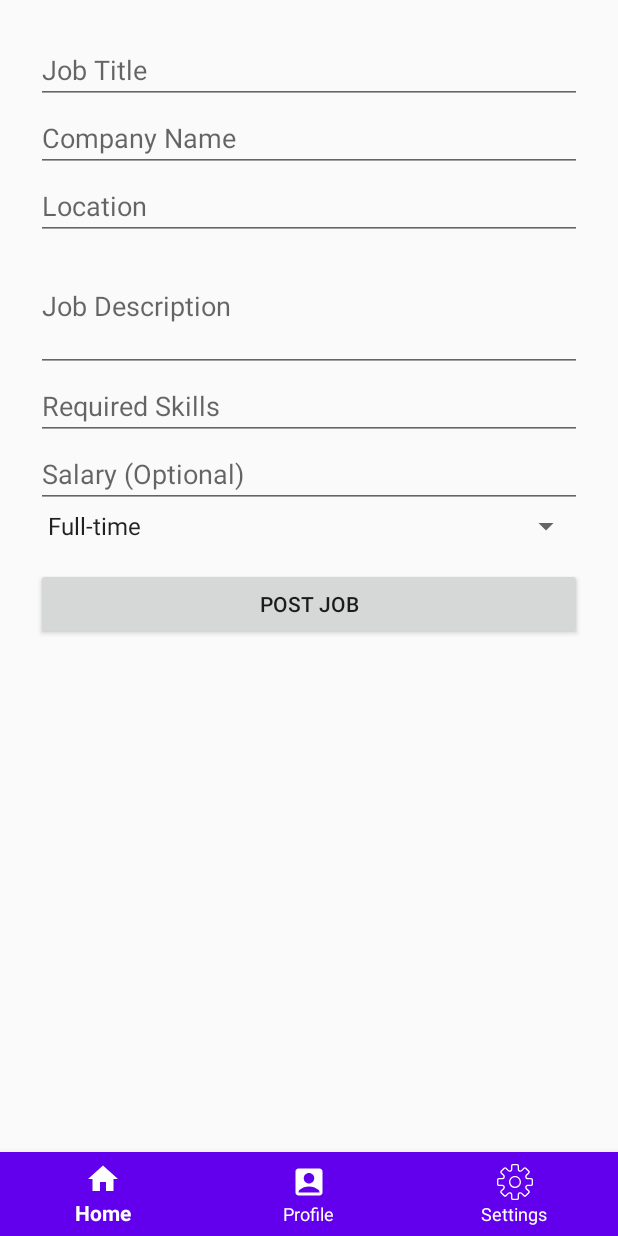
After one commit to Mohamad-Dib/AndroidProject, an Android app built with Jetpack Compose: the fragment JobPostingFragment placed in its activity, on a phone screen of 412 x 824 dp. The commit adds this screen. Run offline under Robolectric (Android 15) with nearby library versions, the phone set to English and light mode, and no system bars; our stand-ins replace Firebase (no records; nobody signed in at launch, a user with empty details on screens opened directly); libraries missing offline, so code that uses them is left out: com.cloudinary.android.

Commit message:
JobPosting

```diff
--- a/app/build.gradle.kts
+++ b/app/build.gradle.kts
@@ -6,7 +6,7 @@ plugins {
 
 android {
     namespace = "com.example.jobportal"
-    compileSdk = 34
+    compileSdk = 35
 
     defaultConfig {
         applicationId = "com.example.jobportal"
@@ -55,6 +55,7 @@ dependencies {
     implementation ("androidx.appcompat:appcompat:1.6.1")
     implementation ("com.github.bumptech.glide:glide:4.15.1")
     implementation(libs.firebase.storage.ktx)
+    implementation(libs.androidx.media3.common.ktx)
     annotationProcessor ("com.github.bumptech.glide:compiler:4.15.1")
     implementation(libs.androidx.core.ktx)
     implementation(libs.androidx.lifecycle.runtime.ktx)
--- a/app/src/main/AndroidManifest.xml
+++ b/app/src/main/AndroidManifest.xml
@@ -18,11 +18,13 @@
         android:theme="@style/Theme.JobPortal"
         tools:targetApi="31">
         <activity
+            android:name=".JobPosting"
+            android:exported="false" />
+        <activity
             android:name=".MainActivity"
             android:exported="false"
             android:label="@string/app_name"
             android:theme="@style/Theme.JobPortal" />
-
         <activity
             android:name=".Login"
             android:exported="true"
--- /dev/null
+++ b/app/src/main/java/com/example/jobportal/JobPostingFragment.kt
@@ -0,0 +1,75 @@
+package com.example.jobportal
+
+import android.os.Bundle
+import androidx.fragment.app.Fragment
+import android.view.LayoutInflater
+import android.view.View
+import android.view.ViewGroup
+import android.widget.Button
+import android.widget.EditText
+import android.widget.Spinner
+import android.widget.Toast
+import com.google.firebase.auth.FirebaseAuth
+import com.google.firebase.firestore.FirebaseFirestore
+
+class JobPostingFragment : Fragment() {
+
+    private lateinit var auth: FirebaseAuth
+    private lateinit var jobDatabase: FirebaseFirestore
+
+    override fun onCreateView(
+        inflater: LayoutInflater, container: ViewGroup?,
+        savedInstanceState: Bundle?
+    ): View? {
+        val view = inflater.inflate(R.layout.fragment_job_posting, container, false)
+
+        auth = FirebaseAuth.getInstance()
+        jobDatabase = FirebaseFirestore.getInstance()
+
+        // UI references
+        val jobTitleEditText = view.findViewById<EditText>(R.id.jobTitleEditText)
+        val companyEditText = view.findViewById<EditText>(R.id.companyEditText)
+        val locationEditText = view.findViewById<EditText>(R.id.locationEditText)
+        val jobDescriptionEditText = view.findViewById<EditText>(R.id.jobDescriptionEditText)
+        val requiredSkillsEditText = view.findViewById<EditText>(R.id.requiredSkillsEditText)
+        val salaryEditText = view.findViewById<EditText>(R.id.salaryEditText)
+        val jobTypeSpinner = view.findViewById<Spinner>(R.id.jobTypeSpinner)
+        val saveJobButton = view.findViewById<Button>(R.id.saveJobButton)
+
+        saveJobButton.setOnClickListener {
+            val jobTitle = jobTitleEditText.text.toString()
+            val companyName = companyEditText.text.toString()
+            val location = locationEditText.text.toString()
+            val jobDescription = jobDescriptionEditText.text.toString()
+            val requiredSkills = requiredSkillsEditText.text.toString()
+            val salary = salaryEditText.text.toString()
+            val jobType = jobTypeSpinner.selectedItem.toString()
+
+            if (jobTitle.isNotEmpty() && companyName.isNotEmpty() && location.isNotEmpty()) {
+                val jobMap = hashMapOf(
+                    "jobTitle" to jobTitle,
+                    "companyName" to companyName,
+                    "location" to location,
+                    "jobDescription" to jobDescription,
+                    "requiredSkills" to requiredSkills,
+                    "salary" to salary,
+                    "jobType" to jobType,
+                    "postedBy" to auth.currentUser?.uid,
+                    "postedDate" to System.currentTimeMillis()
+                )
+
+                jobDatabase.collection("JobPosting").add(jobMap)
+                    .addOnSuccessListener {
+                        Toast.makeText(requireContext(), "Job posted successfully!", Toast.LENGTH_SHORT).show()
+                    }
+                    .addOnFailureListener { e ->
+                        Toast.makeText(requireContext(), "Error: ${e.message}", Toast.LENGTH_SHORT).show()
+                    }
+            } else {
+                Toast.makeText(requireContext(), "Please fill all required fields.", Toast.LENGTH_SHORT).show()
+            }
+        }
+
+        return view
+    }
+}
--- a/app/src/main/java/com/example/jobportal/MainActivity.kt
+++ b/app/src/main/java/com/example/jobportal/MainActivity.kt
@@ -28,7 +28,7 @@ class MainActivity : AppCompatActivity() {
         // Observe profile completeness
         sharedViewModel.isProfileComplete.observe(this) { isComplete ->
             if (isComplete == true) {
-                switchFragment(HomeFragment()) // Switch to HomeFragment when profile is complete
+                switchFragment(JobPostingFragment()) // Switch to HomeFragment when profile is complete
             } else {
                 switchFragment(ProfileFragment()) // Lock user in ProfileFragment otherwise
             }
@@ -46,7 +46,7 @@ class MainActivity : AppCompatActivity() {
                 }
                 R.id.nav_home -> {
                     if (sharedViewModel.isProfileComplete.value == true) {
-                        switchFragment(HomeFragment())
+                        switchFragment(JobPostingFragment())
                     } else {
                         showToast("Please complete your profile first.")
                     }
--- a/app/src/main/java/com/example/jobportal/ProfileFragment.kt
+++ b/app/src/main/java/com/example/jobportal/ProfileFragment.kt
@@ -17,6 +17,7 @@ import com.cloudinary.android.callback.ErrorInfo
 import com.cloudinary.android.callback.UploadCallback
 import com.google.firebase.auth.FirebaseAuth
 import com.google.firebase.firestore.FirebaseFirestore
+import com.google.firebase.firestore.SetOptions
 import com.google.firebase.storage.FirebaseStorage
 import java.util.*
 
@@ -188,7 +189,7 @@ class ProfileFragment : Fragment() {
                 "address" to address
             )
             auth.currentUser?.uid?.let { userId ->
-                userDatabase.collection("users").document(userId).update(userMap)
+                userDatabase.collection("users").document(userId).set(userMap, SetOptions.merge())
                     .addOnSuccessListener {
                         sharedViewModel.isProfileComplete.value = true
                         Toast.makeText(requireContext(), "Profile updated successfully!", Toast.LENGTH_SHORT).show()
--- /dev/null
+++ b/app/src/main/res/drawable/ic_add.xml
@@ -0,0 +1,5 @@
+<vector xmlns:android="http://schemas.android.com/apk/res/android" android:height="24dp" android:tint="#000000" android:viewportHeight="24" android:viewportWidth="24" android:width="24dp">
+
+    <path android:fillColor="@android:color/white" android:pathData="M19,13h-6v6h-2v-6H5v-2h6V5h2v6h6v2z"/>
+
+</vector>
--- /dev/null
+++ b/app/src/main/res/layout/fragment_job_posting.xml
@@ -0,0 +1,81 @@
+<?xml version="1.0" encoding="utf-8"?>
+<ScrollView xmlns:android="http://schemas.android.com/apk/res/android"
+    xmlns:tools="http://schemas.android.com/tools"
+    android:layout_width="match_parent"
+    android:layout_height="match_parent"
+    android:padding="16dp">
+
+    <LinearLayout
+        android:layout_width="match_parent"
+        android:layout_height="wrap_content"
+        android:orientation="vertical"
+        android:padding="8dp">
+
+        <!-- Job Title -->
+        <EditText
+            android:id="@+id/jobTitleEditText"
+            android:layout_width="match_parent"
+            android:layout_height="wrap_content"
+            android:hint="Job Title"
+            android:inputType="text" />
+
+        <!-- Company Name -->
+        <EditText
+            android:id="@+id/companyEditText"
+            android:layout_width="match_parent"
+            android:layout_height="wrap_content"
+            android:hint="Company Name"
+            android:inputType="text" />
+
+        <!-- Location -->
+        <EditText
+            android:id="@+id/locationEditText"
+            android:layout_width="match_parent"
+            android:layout_height="wrap_content"
+            android:hint="Location"
+            android:inputType="text" />
+
+        <!-- Job Description -->
+        <EditText
+            android:id="@+id/jobDescriptionEditText"
+            android:layout_width="match_parent"
+            android:layout_height="wrap_content"
+            android:hint="Job Description"
+            android:inputType="textMultiLine"
+            android:minLines="3" />
+
+        <!-- Required Skills -->
+        <EditText
+            android:id="@+id/requiredSkillsEditText"
+            android:layout_width="match_parent"
+            android:layout_height="wrap_content"
+            android:hint="Required Skills"
+            android:inputType="text" />
+
+        <!-- Salary -->
+        <EditText
+            android:id="@+id/salaryEditText"
+            android:layout_width="match_parent"
+            android:layout_height="wrap_content"
+            android:hint="Salary (Optional)"
+            android:inputType="numberDecimal" />
+
+        <!-- Job Type Spinner -->
+        <Spinner
+            android:id="@+id/jobTypeSpinner"
+            android:layout_width="match_parent"
+            android:layout_height="wrap_content"
+            android:entries="@array/job_types"
+            android:prompt="@string/select_job_type" />
+
+
+        <!-- Save Button -->
+        <Button
+            android:id="@+id/saveJobButton"
+            android:layout_width="match_parent"
+            android:layout_height="wrap_content"
+            android:text="Post Job"
+            android:layout_marginTop="16dp" />
+
+    </LinearLayout>
+</ScrollView>
--- a/app/src/main/res/values/strings.xml
+++ b/app/src/main/res/values/strings.xml
@@ -1,5 +1,16 @@
 <resources>
     <string name="app_name">JobPortal</string>
-<!-- TODO: Remove or change this placeholder text -->
+    <!-- Placeholder text -->
     <string name="hello_blank_fragment">Hello blank fragment</string>
+    <!-- Prompt for job type spinner -->
+    <string name="select_job_type">Select Job Type</string>
+    <!-- Array for job types -->
+    <string-array name="job_types">
+        <item>Full-time</item>
+        <item>Part-time</item>
+        <item>Internship</item>
+        <item>Freelance</item>
+    </string-array>
+    <string name="add_job">Add Job</string>
+
 </resources>
--- a/gradle/libs.versions.toml
+++ b/gradle/libs.versions.toml
@@ -15,6 +15,7 @@ constraintlayout = "2.1.4"
 firebaseAuthKtx = "23.1.0"
 firebaseFirestoreKtx = "25.1.1"
 firebaseStorageKtx = "21.0.1"
+media3CommonKtx = "1.5.0"
 
 [libraries]
 androidx-core-ktx = { group = "androidx.core", name = "core-ktx", version.ref = "coreKtx" }
@@ -38,6 +39,7 @@ androidx-constraintlayout = { group = "androidx.constraintlayout", name = "const
 firebase-auth-ktx = { group = "com.google.firebase", name = "firebase-auth-ktx", version.ref = "firebaseAuthKtx" }
 firebase-firestore-ktx = { group = "com.google.firebase", name = "firebase-firestore-ktx", version.ref = "firebaseFirestoreKtx" }
 firebase-storage-ktx = { group = "com.google.firebase", name = "firebase-storage-ktx", version.ref = "firebaseStorageKtx" }
+androidx-media3-common-ktx = { group = "androidx.media3", name = "media3-common-ktx", version.ref = "media3CommonKtx" }
 
 [plugins]
 androidApplication = { id = "com.android.application", version.ref = "agp" }
```
Also changed, not shown: app/src/main/java/com/example/jobportal/HomeFragment.kt (+5 -5 lines), app/src/main/res/layout/activity_job_posting.xml (added, +10 -0 lines).
